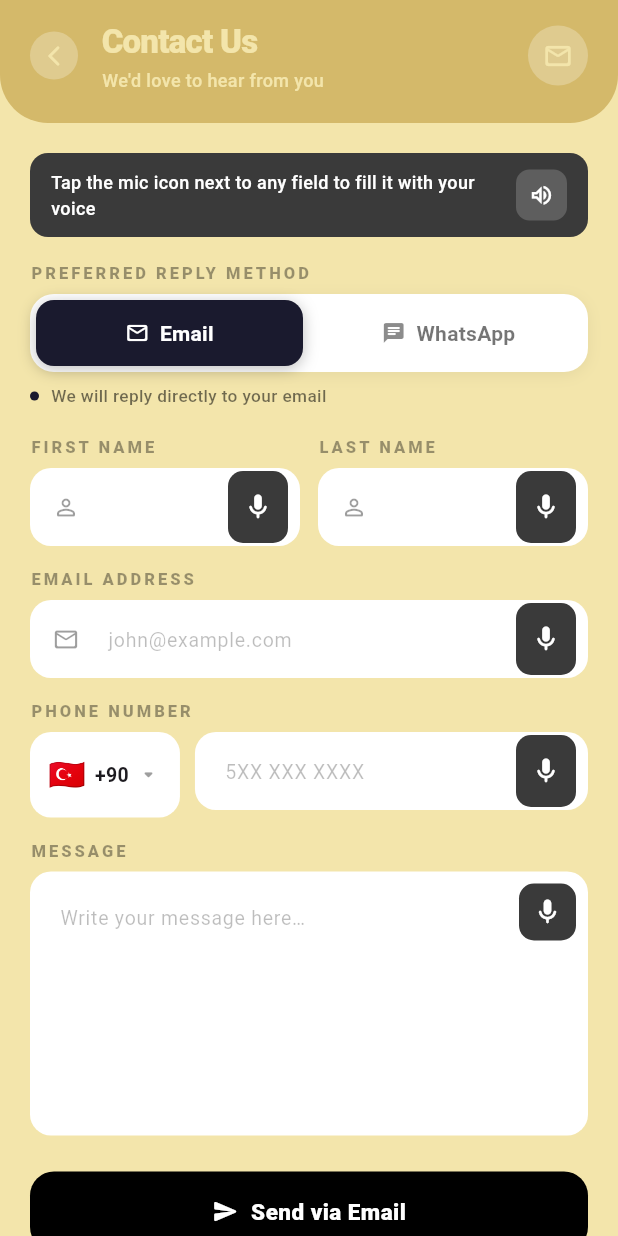
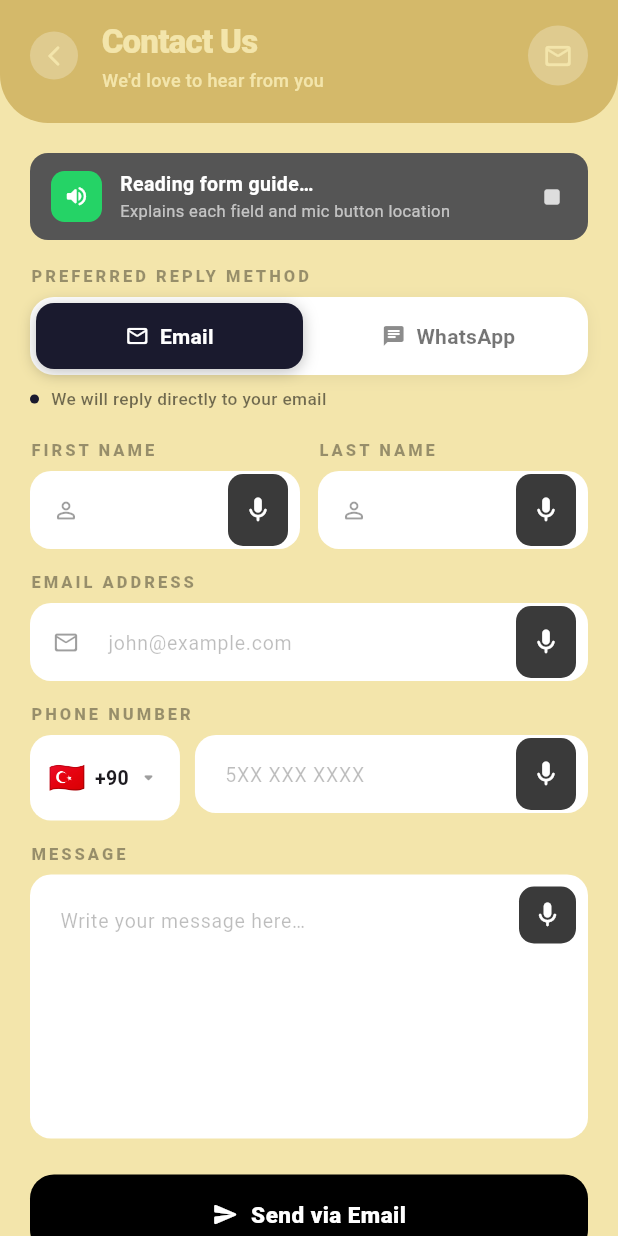
Before and after one commit to jamirekanneh/voxapplication, a Flutter app: the ContactUsPage screen opened directly, on a phone screen of 412 x 824 dp. Run offline on Flutter 3.47's test engine with Material 3 defaults, Android fonts, the phone set to English and light mode, and no system bars; our stand-ins replace app_links, cloud_firestore, file_picker, firebase_auth, firebase_core, flutter_tts and 6 more; missing offline and left inert: syncfusion_flutter_pdf; accounts and stored records are empty.

Commit message:
contact page

```diff
--- a/lib/contact_us_page.dart
+++ b/lib/contact_us_page.dart
@@ -205,6 +205,12 @@ class _ContactUsPageState extends State<ContactUsPage> {
   void initState() {
     super.initState();
     _initSpeech();
+    // Auto-read the full form guide when the page opens
+    WidgetsBinding.instance.addPostFrameCallback((_) {
+      Future.delayed(const Duration(milliseconds: 800), () {
+        if (mounted) _speakGuide();
+      });
+    });
   }
 
   Future<void> _initSpeech() async {
@@ -216,20 +222,40 @@ class _ContactUsPageState extends State<ContactUsPage> {
 
   // Speak banner text using Android TTS via a simple platform channel.
   // If the channel isn't set up, falls back to showing a SnackBar.
-  Future<void> _speakBanner() async {
-    if (_bannerSpeaking) return;
+  static const _kGuideText =
+      'Contact Us form. '
+      'At the top, choose how you want us to reply to you. '
+      'Tap the left button to choose Email — we will reply to your email address. '
+      'Tap the right button to choose WhatsApp — we will send you a WhatsApp message on your phone number. '
+      'Field 1: First Name. Tap the microphone button on the right side of the first name box to record. '
+      'Field 2: Last Name. Tap the microphone button on the right side of the last name box to record. '
+      'Field 3: Email Address. Tap the microphone button on the right to record your email. '
+      'Field 4: Phone Number. First tap the country flag to choose your country, then tap the microphone button on the right to record your number. '
+      'Field 5: Message. Tap the microphone button inside the top right corner of the message box to record your message. '
+      'When you are done, scroll down and tap the Send button at the bottom.';
+
+  Future<void> _speakGuide() async {
+    // If already speaking — stop it
+    if (_bannerSpeaking) {
+      await _flutterTts.stop();
+      if (mounted) setState(() => _bannerSpeaking = false);
+      return;
+    }
     setState(() => _bannerSpeaking = true);
     await _flutterTts.setLanguage('en-US');
-    await _flutterTts.setSpeechRate(0.65);
+    await _flutterTts.setSpeechRate(0.85);
     await _flutterTts.setPitch(1.0);
     await _flutterTts.setVolume(1.0);
     _flutterTts.setCompletionHandler(() {
       if (mounted) setState(() => _bannerSpeaking = false);
     });
-    await _flutterTts.speak(
-      'Tap the mic icon next to any field to fill it with your voice',
-    );
+    _flutterTts.setCancelHandler(() {
+      if (mounted) setState(() => _bannerSpeaking = false);
+    });
+    await _flutterTts.speak(_kGuideText);
   }
+
+  Future<void> _speakBanner() => _speakGuide();
 
   Future<void> _toggleVoice(String key, TextEditingController ctrl) async {
     if (!_speechAvailable) {
@@ -951,35 +977,27 @@ class _ContactUsPageState extends State<ContactUsPage> {
                       child: Column(
                         crossAxisAlignment: CrossAxisAlignment.start,
                         children: [
-                          // ── Voice hint banner ────────────────────────────────────
+                          // ── Voice hint banner — tap anywhere or tap speaker to replay guide ──
                           if (_speechAvailable)
-                            Container(
+                            GestureDetector(
+                              onTap: _speakGuide,
+                              child: AnimatedContainer(
+                                duration: const Duration(milliseconds: 180),
                                 margin: const EdgeInsets.only(bottom: 16),
                                 padding: const EdgeInsets.symmetric(
                                   horizontal: 14,
-                                vertical: 11,
+                                  vertical: 12,
                                 ),
                                 decoration: BoxDecoration(
-                                color: _kDarkBtn,
+                                  color: _bannerSpeaking
+                                      ? const Color(0xFF555555)
+                                      : _kDarkBtn,
                                   borderRadius: BorderRadius.circular(12),
                                 ),
                                 child: Row(
                                   children: [
-                                  const Expanded(
-                                    child: Text(
-                                      'Tap the mic icon next to any field to fill it with your voice',
-                                      style: TextStyle(
-                                        fontSize: 12,
-                                        color: Colors.white,
-                                        height: 1.4,
-                                        fontWeight: FontWeight.w500,
-                                      ),
-                                    ),
-                                  ),
-                                  const SizedBox(width: 8),
-                                  GestureDetector(
-                                    onTap: _speakBanner,
-                                    child: AnimatedContainer(
+                                    // Animated speaker icon on the left
+                                    AnimatedContainer(
                                       duration: const Duration(
                                         milliseconds: 180,
                                       ),
@@ -988,7 +1006,7 @@ class _ContactUsPageState extends State<ContactUsPage> {
                                       decoration: BoxDecoration(
                                         color: _bannerSpeaking
                                             ? const Color(0xFF25D366)
-                                            : Colors.white.withOpacity(0.18),
+                                            : Colors.white.withOpacity(0.15),
                                         borderRadius: BorderRadius.circular(9),
                                       ),
                                       child: Icon(
@@ -999,8 +1017,49 @@ class _ContactUsPageState extends State<ContactUsPage> {
                                         color: Colors.white,
                                       ),
                                     ),
+                                    const SizedBox(width: 12),
+                                    Expanded(
+                                      child: Column(
+                                        crossAxisAlignment:
+                                            CrossAxisAlignment.start,
+                                        children: [
+                                          Text(
+                                            _bannerSpeaking
+                                                ? 'Reading form guide…'
+                                                : 'Tap to hear the form guide',
+                                            style: const TextStyle(
+                                              fontSize: 13,
+                                              color: Colors.white,
+                                              fontWeight: FontWeight.w700,
+                                              height: 1.3,
+                                            ),
+                                          ),
+                                          const SizedBox(height: 2),
+                                          Text(
+                                            _bannerSpeaking
+                                                ? 'Explains each field and mic button location'
+                                                : 'Reads out all fields & where to tap to record',
+                                            style: TextStyle(
+                                              fontSize: 11,
+                                              color: Colors.white.withOpacity(
+                                                0.65,
+                                              ),
+                                              height: 1.3,
+                                            ),
                                           ),
                                         ],
+                                      ),
+                                    ),
+                                    const SizedBox(width: 8),
+                                    Icon(
+                                      _bannerSpeaking
+                                          ? Icons.stop_rounded
+                                          : Icons.play_arrow_rounded,
+                                      color: Colors.white.withOpacity(0.8),
+                                      size: 20,
+                                    ),
+                                  ],
+                                ),
                               ),
                             ),
 
```
Lines whose indentation alone changed are shown as unchanged.
